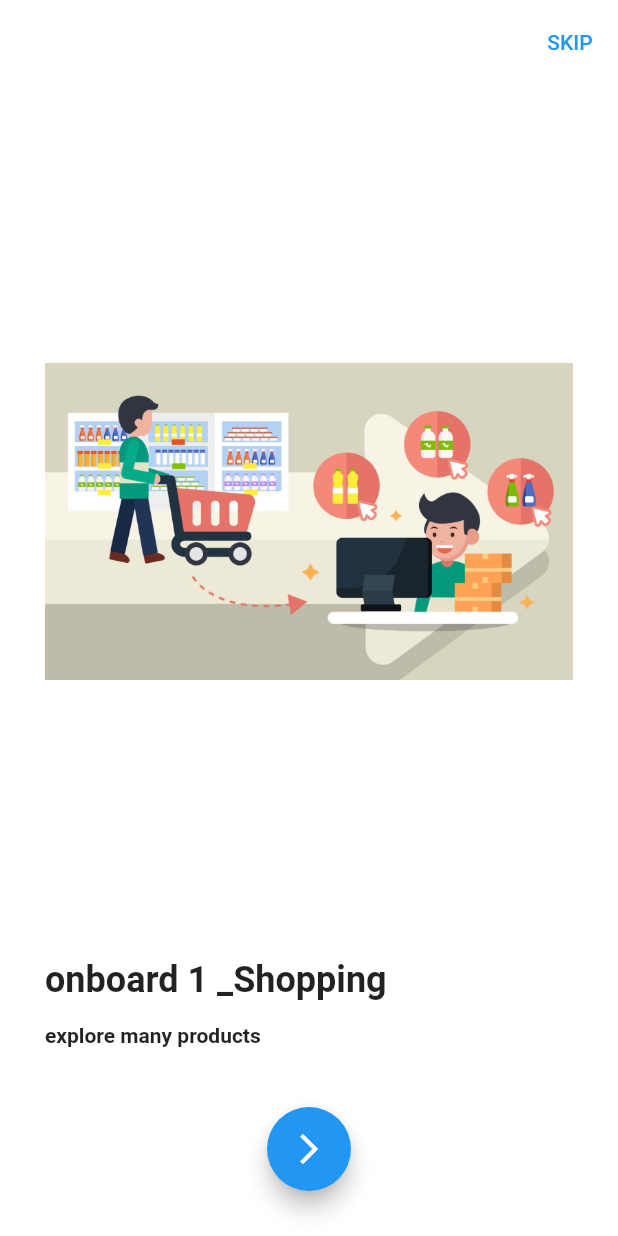
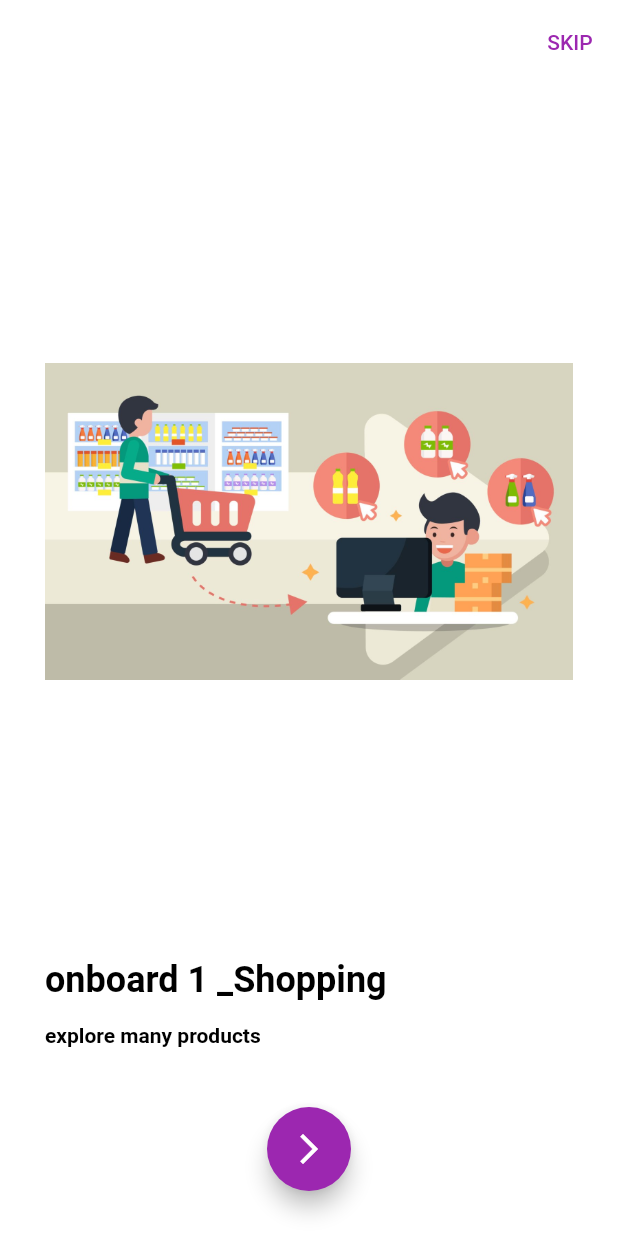
Before and after one commit to AhmedElhenidy/save_cost, a Flutter app: the screen it shows after launch, on a phone screen of 412 x 824 dp. Run offline on Flutter 3.47's test engine with Material 2 defaults, Android fonts, the phone set to English and light mode, and no system bars; our stand-ins replace carousel_slider, cloud_firestore, firebase_auth, firebase_core, flutter_rating_bar, hexcolor and 3 more; missing offline and left inert: switcher; accounts and stored records are empty.

Commit message:
dark mode part 1

```diff
--- a/lib/main.dart
+++ b/lib/main.dart
@@ -2,6 +2,7 @@ import 'package:firebase_auth/firebase_auth.dart';
 import 'package:firebase_core/firebase_core.dart';
 import 'package:flutter/material.dart';
 import 'package:flutter/services.dart';
+import 'package:hexcolor/hexcolor.dart';
 import 'package:provider/provider.dart';
 import 'package:save_cost/presentation/components/themes.dart';
 import 'package:save_cost/presentation/ui/authentication/login_screen.dart';
@@ -24,41 +25,180 @@ class MyApp extends StatelessWidget {
   // This widget is the root of your application.
   @override
   Widget build(BuildContext context) {
-    return ChangeNotifierProvider(
-      create:(_) => ThemeModel(),
-    child: Consumer(builder: (context,ThemeModel themeModel,child){
+
+
     return MaterialApp(
     debugShowCheckedModeBanner: false,
       theme: ThemeData(
-    scaffoldBackgroundColor:Colors.white,
-    appBarTheme: const AppBarTheme(
+        iconTheme: IconThemeData(
+          color:Colors.black,
+
+        ),
+        backgroundColor: Colors.grey[350],
+        primarySwatch: Colors.purple,
+        scaffoldBackgroundColor: Colors.white,
+        appBarTheme:const AppBarTheme(
+          titleSpacing: 20.0,
+          systemOverlayStyle:SystemUiOverlayStyle(
+            statusBarColor: Colors.grey,
+            statusBarBrightness:Brightness.dark,
+          ) ,
           backgroundColor: Colors.white,
-    elevation: 0.0,
+          elevation:0.0 ,
           centerTitle: true,
           titleTextStyle: TextStyle(
             color: Colors.black,
+            fontSize: 20.0,
             fontWeight: FontWeight.bold,
-    fontSize: 20.0,
           ),
           iconTheme: IconThemeData(
+            color:Colors.black,
+
+          ) ,
+
+        ),
+
+        floatingActionButtonTheme:const FloatingActionButtonThemeData(
+          backgroundColor: Colors.purple,
+        ),
+        bottomNavigationBarTheme:const BottomNavigationBarThemeData(
+          type: BottomNavigationBarType.fixed,
+          selectedItemColor: Colors.purple,
+          unselectedItemColor:Colors.grey ,
+          elevation: 20.0,
+          backgroundColor: Colors.white ,
+        ),
+        textTheme: TextTheme(
+          subtitle2: TextStyle(
+
+            fontStyle:FontStyle.italic,
+
+            color: Colors.black,
+            fontSize: 30,
+
+          ),
+          bodyText2: TextStyle(
+            fontSize: 24.0,
+            fontWeight: FontWeight.w800,
             color: Colors.black,
           ),
-    systemOverlayStyle: SystemUiOverlayStyle(
-    statusBarColor: Colors.white,
-    statusBarIconBrightness: Brightness.dark,
+
+          subtitle1: TextStyle(
+            fontSize: 14,
+            height: 1.3,
+            color: Colors.black,
+          ),
+          bodyText1: TextStyle(
+            fontSize: 18,
+            fontWeight: FontWeight.w600,
+            color: Colors.black,
           ),
         ),
-    bottomNavigationBarTheme: const BottomNavigationBarThemeData(
+      ),
+
+      darkTheme:  ThemeData(
+
+        backgroundColor: HexColor('333739'),
+        iconTheme: IconThemeData(
+          color:Colors.white,
+
+        ),
+        primarySwatch: Colors.purple,
+        scaffoldBackgroundColor: HexColor('333739'),
+        appBarTheme: AppBarTheme(toolbarTextStyle: TextStyle(color: Colors.green),
+          titleSpacing: 20.0,
+          systemOverlayStyle:SystemUiOverlayStyle(
+            statusBarColor: HexColor('333739'),
+            statusBarBrightness:Brightness.light,
+          ) ,
+          backgroundColor: HexColor('333739'),
+
+          elevation:0.0 ,
+
+          titleTextStyle:
+          TextStyle(
+            color: Colors.white,
+            fontSize: 20.0,
+            fontWeight: FontWeight.bold,
+          ),
+          iconTheme: IconThemeData(
+            color:Colors.white,
+
+          ) ,
+        ),
+        floatingActionButtonTheme: FloatingActionButtonThemeData(
+          backgroundColor: Colors.purple,
+        ),
+        bottomNavigationBarTheme: BottomNavigationBarThemeData(
           type: BottomNavigationBarType.fixed,
           selectedItemColor: Colors.purple,
+          unselectedItemColor:Colors.grey ,
           elevation: 20.0,
+          backgroundColor: HexColor('333739') ,
+        ),
+        textTheme: TextTheme(
+          subtitle2: TextStyle(
+
+            fontStyle:FontStyle.italic,
+
+            color: Colors.white,
+            fontSize: 30,
+
+          ),
+
+          bodyText2: TextStyle(
+            fontSize: 24.0,
+            fontWeight: FontWeight.w800,
+            color: Colors.white,
+          ),
+
+          subtitle1: TextStyle(
+            fontSize: 14,
+            height: 1.3,
+            color: Colors.white,
+          ),
+
+          bodyText1: TextStyle(
+            fontSize: 18.0,
+            fontWeight: FontWeight.w600,
+            color: Colors.white,
           ),
         ),
-    home: FirebaseAuth.instance.currentUser==null?OnBoardingScreen():ChooseScreen(),
+      ),
+        themeMode:ThemeMode.light,
+
+        //theme:themeModel.isDarkMode? ThemeData.dark():ThemeData.light(),
+    //   theme: ThemeData(
+    // scaffoldBackgroundColor:Colors.white,
+    // appBarTheme: const AppBarTheme(
+    // backgroundColor: Colors.white,
+    // elevation: 0.0,
+    // centerTitle: true,
+    // titleTextStyle: TextStyle(
+    // color: Colors.black,
+    // fontWeight: FontWeight.bold,
+    // fontSize: 20.0,
+    // ),
+    // iconTheme: IconThemeData(
+    // color: Colors.black,
+    // ),
+    // systemOverlayStyle: SystemUiOverlayStyle(
+    // statusBarColor: Colors.white,
+    // statusBarIconBrightness: Brightness.dark,
+    // ),
+    // ),
+    // bottomNavigationBarTheme: const BottomNavigationBarThemeData(
+    // type: BottomNavigationBarType.fixed,
+    // selectedItemColor: Colors.purple,
+    // elevation: 20.0,
+    // ),
+    // ),
+
+    home:
+       FirebaseAuth.instance.currentUser==null?OnBoardingScreen():ChooseScreen(),
 
     );
-    })
-    );
+
 
   }
 }
--- a/lib/presentation/components/theme_shared_preferences.dart
+++ b/lib/presentation/components/theme_shared_preferences.dart
@@ -1,18 +1,19 @@
 
 import 'package:shared_preferences/shared_preferences.dart';
- class ThemeSharedPreferences
-{
-  static const PREF_KEY ='preferences';
-  setTheme (bool value) async
-{
-  SharedPreferences sharedpreferences =await SharedPreferences.getInstance();
-  sharedpreferences.setBool( PREF_KEY, value);
-}
- getTheme() async{
-  SharedPreferences sharedpreferences =await SharedPreferences.getInstance();
-  return sharedpreferences.getBool(PREF_KEY) ?? false;
-}
- }
+//  class ThemeSharedPreferences
+// {
+//   static const PREF_KEY ='preferences';
+//   setTheme (bool value) async
+// {
+//   SharedPreferences sharedpreferences =await SharedPreferences.getInstance();
+//   sharedpreferences.setBool( PREF_KEY, value);
+// }
+//  getTheme() async{
+//   SharedPreferences sharedpreferences =await SharedPreferences.getInstance();
+//   return sharedpreferences.getBool(PREF_KEY) ?? false;
+// }
+//  }
+
 
 
 
--- a/lib/presentation/ui/authentication/login_screen.dart
+++ b/lib/presentation/ui/authentication/login_screen.dart
@@ -145,6 +145,7 @@ class _LoginScreenState extends State<LoginScreen> {
                               return false;
                             },
                           );
+
                         }
                         else{
                           log("error in sign in");
--- a/lib/presentation/ui/trip_result_screen.dart
+++ b/lib/presentation/ui/trip_result_screen.dart
@@ -41,12 +41,6 @@ class _TripResultState extends State<TripResult> {
           ),
 
 
-
-
-
-
-
-
         ],
       ),
     );
--- a/pubspec.yaml
+++ b/pubspec.yaml
@@ -48,6 +48,7 @@ dependencies:
   flutter_switch: ^0.3.2
   switcher: ^1.0.0
   intl: ^0.17.0
+  smooth_page_indicator: ^1.0.0+2
 
 
 
```
Also changed, not shown: lib/presentation/components/themes.dart (+125 -113 lines), lib/presentation/ui/choose_screen.dart (+4 -11 lines), lib/presentation/ui/shop_app/categories/categories_screen.dart (+4 -4 lines), lib/presentation/ui/shop_app/favorites/favorites_screen.dart (+10 -11 lines), lib/presentation/ui/shop_app/products/all_products_screen.dart (+2 -5 lines), lib/presentation/ui/shop_app/products/products_screen.dart (+21 -19 lines), lib/presentation/ui/shop_app/settings/settings_screen.dart (+12 -26 lines). Lines whose indentation alone changed are shown as unchanged.
